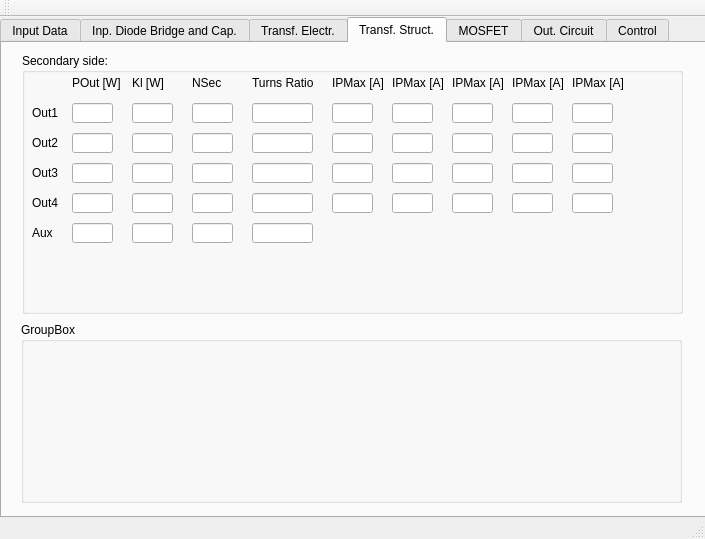
Above: FLySMPS/FLySMPS.ui from aemeltsev/FLySMPS before the change. Below: the same form after it.
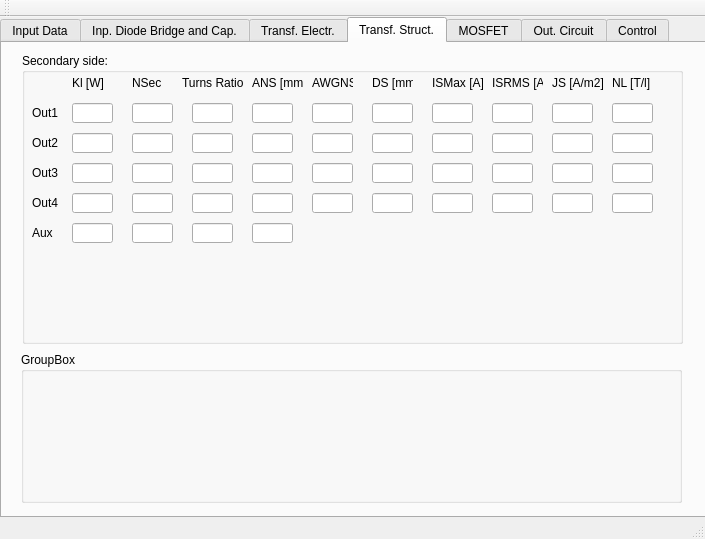
That is the form after the change.

Patch:
```diff
--- a/FLySMPS/FLySMPS.ui
+++ b/FLySMPS/FLySMPS.ui
@@ -1896,7 +1896,7 @@
         <x>20</x>
         <y>10</y>
         <width>661</width>
-        <height>261</height>
+        <height>291</height>
        </rect>
       </property>
       <property name="title">
@@ -1962,23 +1962,10 @@
         </rect>
        </property>
       </widget>
-      <widget class="QLabel" name="label_78">
-       <property name="geometry">
-        <rect>
-         <x>50</x>
-         <y>20</y>
-         <width>51</width>
-         <height>20</height>
-        </rect>
-       </property>
-       <property name="text">
-        <string>POut [W]</string>
-       </property>
-      </widget>
       <widget class="QLabel" name="label_79">
        <property name="geometry">
         <rect>
-         <x>110</x>
+         <x>50</x>
          <y>20</y>
          <width>31</width>
          <height>20</height>
@@ -1991,7 +1978,7 @@
       <widget class="QLabel" name="label_80">
        <property name="geometry">
         <rect>
-         <x>170</x>
+         <x>110</x>
          <y>20</y>
          <width>31</width>
          <height>20</height>
@@ -2109,7 +2096,7 @@
         <rect>
          <x>230</x>
          <y>50</y>
-         <width>61</width>
+         <width>41</width>
          <height>20</height>
         </rect>
        </property>
@@ -2117,7 +2104,7 @@
       <widget class="QLabel" name="label_76">
        <property name="geometry">
         <rect>
-         <x>230</x>
+         <x>160</x>
          <y>20</y>
          <width>61</width>
          <height>20</height>
@@ -2132,7 +2119,7 @@
         <rect>
          <x>230</x>
          <y>80</y>
-         <width>61</width>
+         <width>41</width>
          <height>20</height>
         </rect>
        </property>
@@ -2140,7 +2127,7 @@
       <widget class="QLineEdit" name="lineEdit_93">
        <property name="geometry">
         <rect>
-         <x>310</x>
+         <x>290</x>
          <y>50</y>
          <width>41</width>
          <height>20</height>
@@ -2150,7 +2137,7 @@
       <widget class="QLineEdit" name="lineEdit_94">
        <property name="geometry">
         <rect>
-         <x>370</x>
+         <x>350</x>
          <y>50</y>
          <width>41</width>
          <height>20</height>
@@ -2160,7 +2147,7 @@
       <widget class="QLineEdit" name="lineEdit_95">
        <property name="geometry">
         <rect>
-         <x>430</x>
+         <x>410</x>
          <y>50</y>
          <width>41</width>
          <height>20</height>
@@ -2170,7 +2157,7 @@
       <widget class="QLineEdit" name="lineEdit_96">
        <property name="geometry">
         <rect>
-         <x>310</x>
+         <x>290</x>
          <y>80</y>
          <width>41</width>
          <height>20</height>
@@ -2180,7 +2167,7 @@
       <widget class="QLineEdit" name="lineEdit_97">
        <property name="geometry">
         <rect>
-         <x>370</x>
+         <x>350</x>
          <y>80</y>
          <width>41</width>
          <height>20</height>
@@ -2190,7 +2177,7 @@
       <widget class="QLineEdit" name="lineEdit_98">
        <property name="geometry">
         <rect>
-         <x>430</x>
+         <x>410</x>
          <y>80</y>
          <width>41</width>
          <height>20</height>
@@ -2202,7 +2189,7 @@
         <rect>
          <x>230</x>
          <y>110</y>
-         <width>61</width>
+         <width>41</width>
          <height>20</height>
         </rect>
        </property>
@@ -2210,7 +2197,7 @@
       <widget class="QLineEdit" name="lineEdit_100">
        <property name="geometry">
         <rect>
-         <x>310</x>
+         <x>290</x>
          <y>110</y>
          <width>41</width>
          <height>20</height>
@@ -2220,7 +2207,7 @@
       <widget class="QLineEdit" name="lineEdit_101">
        <property name="geometry">
         <rect>
-         <x>370</x>
+         <x>350</x>
          <y>110</y>
          <width>41</width>
          <height>20</height>
@@ -2230,7 +2217,7 @@
       <widget class="QLineEdit" name="lineEdit_102">
        <property name="geometry">
         <rect>
-         <x>430</x>
+         <x>410</x>
          <y>110</y>
          <width>41</width>
          <height>20</height>
@@ -2242,7 +2229,7 @@
         <rect>
          <x>230</x>
          <y>140</y>
-         <width>61</width>
+         <width>41</width>
          <height>20</height>
         </rect>
        </property>
@@ -2250,7 +2237,7 @@
       <widget class="QLineEdit" name="lineEdit_104">
        <property name="geometry">
         <rect>
-         <x>310</x>
+         <x>290</x>
          <y>140</y>
          <width>41</width>
          <height>20</height>
@@ -2260,7 +2247,7 @@
       <widget class="QLineEdit" name="lineEdit_105">
        <property name="geometry">
         <rect>
-         <x>370</x>
+         <x>350</x>
          <y>140</y>
          <width>41</width>
          <height>20</height>
@@ -2270,7 +2257,7 @@
       <widget class="QLineEdit" name="lineEdit_106">
        <property name="geometry">
         <rect>
-         <x>430</x>
+         <x>410</x>
          <y>140</y>
          <width>41</width>
          <height>20</height>
@@ -2280,40 +2267,40 @@
       <widget class="QLabel" name="label_86">
        <property name="geometry">
         <rect>
-         <x>310</x>
+         <x>230</x>
          <y>20</y>
          <width>51</width>
          <height>20</height>
         </rect>
        </property>
        <property name="text">
-        <string>IPMax [A]</string>
+        <string>ANS [mm]</string>
        </property>
       </widget>
       <widget class="QLabel" name="label_87">
        <property name="geometry">
         <rect>
-         <x>370</x>
+         <x>290</x>
          <y>20</y>
-         <width>51</width>
+         <width>41</width>
          <height>20</height>
         </rect>
        </property>
        <property name="text">
-        <string>IPMax [A]</string>
+        <string>AWGNS</string>
        </property>
       </widget>
       <widget class="QLabel" name="label_88">
        <property name="geometry">
         <rect>
-         <x>430</x>
+         <x>350</x>
          <y>20</y>
-         <width>51</width>
+         <width>41</width>
          <height>20</height>
         </rect>
        </property>
        <property name="text">
-        <string>IPMax [A]</string>
+        <string>DS [mm]</string>
        </property>
       </widget>
       <widget class="QLabel" name="label_82">
@@ -2373,7 +2360,7 @@
         <rect>
          <x>230</x>
          <y>170</y>
-         <width>61</width>
+         <width>41</width>
          <height>20</height>
         </rect>
        </property>
@@ -2381,7 +2368,7 @@
       <widget class="QLineEdit" name="lineEdit_108">
        <property name="geometry">
         <rect>
-         <x>490</x>
+         <x>470</x>
          <y>50</y>
          <width>41</width>
          <height>20</height>
@@ -2391,7 +2378,7 @@
       <widget class="QLineEdit" name="lineEdit_109">
        <property name="geometry">
         <rect>
-         <x>550</x>
+         <x>530</x>
          <y>50</y>
          <width>41</width>
          <height>20</height>
@@ -2401,7 +2388,7 @@
       <widget class="QLineEdit" name="lineEdit_110">
        <property name="geometry">
         <rect>
-         <x>490</x>
+         <x>470</x>
          <y>80</y>
          <width>41</width>
          <height>20</height>
@@ -2411,7 +2398,7 @@
       <widget class="QLineEdit" name="lineEdit_111">
        <property name="geometry">
         <rect>
-         <x>490</x>
+         <x>470</x>
          <y>110</y>
          <width>41</width>
          <height>20</height>
@@ -2421,7 +2408,7 @@
       <widget class="QLineEdit" name="lineEdit_112">
        <property name="geometry">
         <rect>
-         <x>550</x>
+         <x>530</x>
          <y>80</y>
          <width>41</width>
          <height>20</height>
@@ -2431,7 +2418,7 @@
       <widget class="QLineEdit" name="lineEdit_113">
        <property name="geometry">
         <rect>
-         <x>550</x>
+         <x>530</x>
          <y>110</y>
          <width>41</width>
          <height>20</height>
@@ -2441,7 +2428,7 @@
       <widget class="QLineEdit" name="lineEdit_114">
        <property name="geometry">
         <rect>
-         <x>490</x>
+         <x>470</x>
          <y>140</y>
          <width>41</width>
          <height>20</height>
@@ -2451,7 +2438,7 @@
       <widget class="QLineEdit" name="lineEdit_115">
        <property name="geometry">
         <rect>
-         <x>550</x>
+         <x>530</x>
          <y>140</y>
          <width>41</width>
          <height>20</height>
@@ -2461,27 +2448,93 @@
       <widget class="QLabel" name="label_89">
        <property name="geometry">
         <rect>
-         <x>490</x>
+         <x>410</x>
          <y>20</y>
          <width>51</width>
          <height>20</height>
         </rect>
        </property>
        <property name="text">
-        <string>IPMax [A]</string>
+        <string>ISMax [A]</string>
        </property>
       </widget>
       <widget class="QLabel" name="label_90">
        <property name="geometry">
         <rect>
-         <x>550</x>
+         <x>470</x>
          <y>20</y>
          <width>51</width>
          <height>20</height>
         </rect>
        </property>
        <property name="text">
-        <string>IPMax [A]</string>
+        <string>ISRMS [A]</string>
+       </property>
+      </widget>
+      <widget class="QLabel" name="label_91">
+       <property name="geometry">
+        <rect>
+         <x>530</x>
+         <y>20</y>
+         <width>51</width>
+         <height>20</height>
+        </rect>
+       </property>
+       <property name="text">
+        <string>JS [A/m2]</string>
+       </property>
+      </widget>
+      <widget class="QLineEdit" name="lineEdit_116">
+       <property name="geometry">
+        <rect>
+         <x>590</x>
+         <y>50</y>
+         <width>41</width>
+         <height>20</height>
+        </rect>
+       </property>
+      </widget>
+      <widget class="QLineEdit" name="lineEdit_117">
+       <property name="geometry">
+        <rect>
+         <x>590</x>
+         <y>80</y>
+         <width>41</width>
+         <height>20</height>
+        </rect>
+       </property>
+      </widget>
+      <widget class="QLineEdit" name="lineEdit_118">
+       <property name="geometry">
+        <rect>
+         <x>590</x>
+         <y>110</y>
+         <width>41</width>
+         <height>20</height>
+        </rect>
+       </property>
+      </widget>
+      <widget class="QLineEdit" name="lineEdit_119">
+       <property name="geometry">
+        <rect>
+         <x>590</x>
+         <y>140</y>
+         <width>41</width>
+         <height>20</height>
+        </rect>
+       </property>
+      </widget>
+      <widget class="QLabel" name="label_92">
+       <property name="geometry">
+        <rect>
+         <x>590</x>
+         <y>20</y>
+         <width>41</width>
+         <height>20</height>
+        </rect>
+       </property>
+       <property name="text">
+        <string>NL [T/l]</string>
        </property>
       </widget>
      </widget>
@@ -2489,9 +2542,9 @@
       <property name="geometry">
        <rect>
         <x>19</x>
-        <y>279</y>
+        <y>309</y>
         <width>661</width>
-        <height>181</height>
+        <height>151</height>
        </rect>
       </property>
       <property name="title">
```
